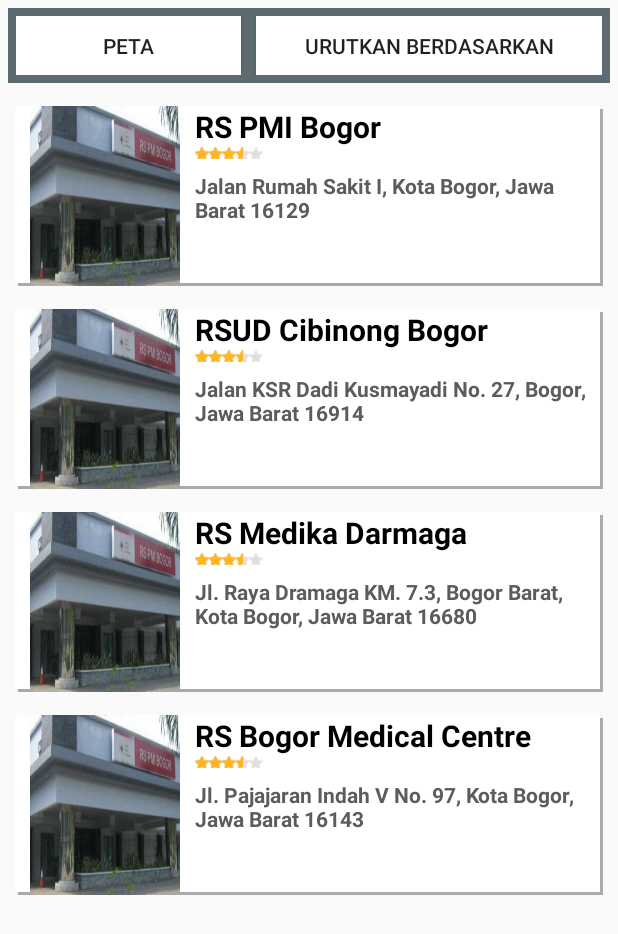
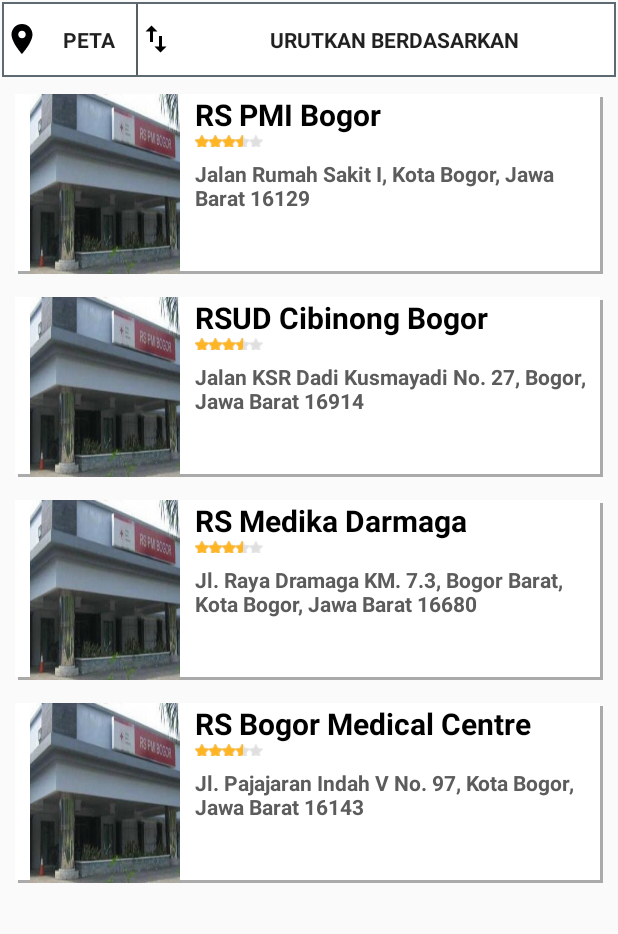
Before and after one commit to trioandianto/KS, an Android app: the HospitalList screen opened directly, with no data from a screen before it, on a phone screen of 412 x 824 dp. Shown: the top 934 px of the screen. Run offline under Robolectric (Android 15) with nearby library versions, the phone set to English and light mode, and no system bars.

Commit message:
Add icon for all Screen

```diff
--- a/app/src/main/java/com/kliksembuh/ks/RegisterActivity.java
+++ b/app/src/main/java/com/kliksembuh/ks/RegisterActivity.java
@@ -60,7 +60,7 @@
             @Override
             public void onClick(View view) {
 //                attemptRegister();
-                Intent myIntent = new Intent(view.getContext(), HomeActivity.class);
+                Intent myIntent = new Intent(view.getContext(), VerifikasiActivity.class);
                 startActivityForResult(myIntent, 0);
             }
         });
--- /dev/null
+++ b/app/src/main/res/drawable/ic_peta_black_24dp.xml
@@ -0,0 +1,9 @@
+<vector xmlns:android="http://schemas.android.com/apk/res/android"
+        android:width="24dp"
+        android:height="24dp"
+        android:viewportWidth="24.0"
+        android:viewportHeight="24.0">
+    <path
+        android:fillColor="#FF000000"
+        android:pathData="M12,2C8.13,2 5,5.13 5,9c0,5.25 7,13 7,13s7,-7.75 7,-13c0,-3.87 -3.13,-7 -7,-7zM12,11.5c-1.38,0 -2.5,-1.12 -2.5,-2.5s1.12,-2.5 2.5,-2.5 2.5,1.12 2.5,2.5 -1.12,2.5 -2.5,2.5z"/>
+</vector>
--- /dev/null
+++ b/app/src/main/res/drawable/ic_sorting_black_24dp.xml
@@ -0,0 +1,9 @@
+<vector xmlns:android="http://schemas.android.com/apk/res/android"
+        android:width="24dp"
+        android:height="24dp"
+        android:viewportWidth="24.0"
+        android:viewportHeight="24.0">
+    <path
+        android:fillColor="#FF000000"
+        android:pathData="M16,17.01V10h-2v7.01h-3L15,21l4,-3.99h-3zM9,3L5,6.99h3V14h2V6.99h3L9,3z"/>
+</vector>
--- a/app/src/main/res/layout/activity_hospital_list.xml
+++ b/app/src/main/res/layout/activity_hospital_list.xml
@@ -13,22 +13,26 @@
         <LinearLayout
             android:layout_width="match_parent"
             android:layout_height="50dp"
-            android:layout_margin="5dp"
-            android:padding="5dp"
+            android:layout_margin="1dp"
+            android:padding="1dp"
             android:background="@color/bluegrayopacity"
             android:orientation="horizontal"
             android:weightSum="1">
             <Button
-                android:layout_width="150dp"
+                android:layout_width="wrap_content"
+                android:drawableLeft="@drawable/ic_peta_black_24dp"
                 android:text="Peta"
                 android:id="@+id/btnpeta"
+                style="@style/MyCustomTextAppearance"
                 android:layout_height="wrap_content"
                 android:background="@color/white"/>
 
             <Button
                 android:layout_width="match_parent"
                 android:text="Urutkan Berdasarkan"
-                android:layout_marginLeft="10dp"
+                android:drawableLeft="@drawable/ic_sorting_black_24dp"
+                android:layout_marginLeft="1.5dp"
+                style="@style/MyCustomTextAppearance"
                 android:layout_height="wrap_content"
                 android:background="@color/white"
                 android:id="@+id/btnsort"/>
--- a/app/src/main/res/layout/activity_list_map.xml
+++ b/app/src/main/res/layout/activity_list_map.xml
@@ -23,15 +23,19 @@
         <Button
             android:layout_width="150dp"
             android:text="List"
+            style="@style/MyCustomTextAppearance"
             android:id="@+id/btnlist"
+            android:drawableLeft="@drawable/ic_view_list_black_24dp"
             android:layout_height="wrap_content"
             android:background="@color/white"/>
 
         <Button
             android:layout_width="match_parent"
             android:text="Filter"
-            android:layout_marginLeft="10dp"
+            android:layout_marginLeft="2dp"
             android:layout_height="wrap_content"
+            android:drawableLeft="@drawable/ic_local_bar_black_24dp"
+            style="@style/MyCustomTextAppearance"
             android:background="@color/white"
             android:id="@+id/btnfilter"/>
 
--- a/app/src/main/res/layout/activity_tab_pelayanan.xml
+++ b/app/src/main/res/layout/activity_tab_pelayanan.xml
@@ -6,7 +6,7 @@
         android:layout_width="match_parent"
         android:layout_height="wrap_content"
         android:orientation="vertical">
-        <AutoCompleteTextViewzz
+        <AutoCompleteTextView
             android:id="@+id/tvsearchspesialis"
             android:layout_width="match_parent"
             android:layout_height="40dp"
@@ -14,7 +14,7 @@
             android:backgroundTint="@color/white"
             android:layout_margin="10dp"
             android:padding="5dp"
-            android:drawableLeft="@drawable/ic_youtube_searched_for_black_24dp"
+            android:drawableLeft="@drawable/ic_search_black_24dp"
             android:hint="Search"
             style="@style/MyCustomTextAppearance"
             android:inputType=""
@@ -24,7 +24,7 @@
             android:id="@+id/tvsearchtypespesialis"
             android:layout_width="match_parent"
             android:layout_height="40dp"
-            android:drawableLeft="@drawable/ic_youtube_searched_for_black_24dp"
+            android:drawableLeft="@drawable/ic_search_black_24dp"
             android:layout_margin="10dp"
             android:background="@drawable/shape"
             android:backgroundTint="@color/white"
--- a/app/src/main/res/layout/activity_tab_spesialis.xml
+++ b/app/src/main/res/layout/activity_tab_spesialis.xml
@@ -10,11 +10,12 @@
         <AutoCompleteTextView
             android:id="@+id/tvsearchspesialis"
             android:layout_width="match_parent"
-            android:drawableLeft="@drawable/ic_youtube_searched_for_black_24dp"
+            android:drawableLeft="@drawable/ic_search_black_24dp"
             android:layout_height="40dp"
             android:layout_margin="10dp"
             android:padding="5dp"
             android:hint="Search"
+            style="@style/MyCustomTextAppearance"
             android:inputType=""
             android:background="@drawable/shape"
             android:backgroundTint="@color/white"
@@ -22,11 +23,12 @@
             android:singleLine="true" />
         <AutoCompleteTextView
             android:id="@+id/tvsearchtypespesialis"
-            android:drawableLeft="@drawable/ic_youtube_searched_for_black_24dp"
+            android:drawableLeft="@drawable/ic_search_black_24dp"
             android:layout_width="match_parent"
             android:layout_height="40dp"
             android:background="@drawable/shape"
             android:backgroundTint="@color/white"
+            style="@style/MyCustomTextAppearance"
             android:padding="5dp"
             android:layout_margin="10dp"
             android:hint="Pilih Spesialisasi"
--- a/app/src/main/res/values/styles.xml
+++ b/app/src/main/res/values/styles.xml
@@ -62,8 +62,8 @@
         <item name="android:statusBarColor">@android:color/transparent</item>
         <item name="android:windowContentOverlay">@null</item>
         <item name="android:background">@android:color/transparent</item>
-        <!--<item name="android:windowTranslucentStatus">true</item>-->
-        <!--<item name="android:windowTranslucentNavigation">true</item>-->
+        <item name="android:windowTranslucentStatus">true</item>
+        <item name="android:windowTranslucentNavigation">true</item>
         <!--For compatibility-->
         <item name="background">@android:color/transparent</item>
     </style>
```
Also changed, not shown: app/src/main/res/drawable/ic_local_bar_black_24dp.xml (added, +9 -0 lines), app/src/main/res/drawable/ic_search_black_24dp.xml (added, +9 -0 lines), app/src/main/res/drawable/ic_view_list_black_24dp.xml (added, +9 -0 lines).
